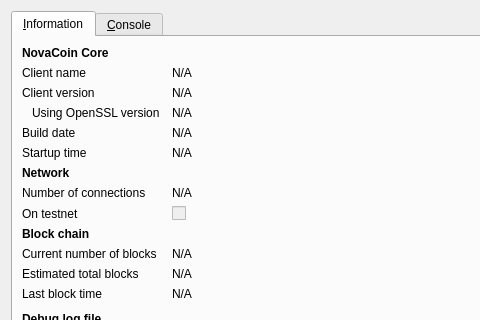
Above: src/qt/forms/rpcconsole.ui from zombo/dotcoin-src before the change; both pictures show x 0 to 480 and y 0 to 320 of the 740 by 450 pixel window. Below: the same form after it.
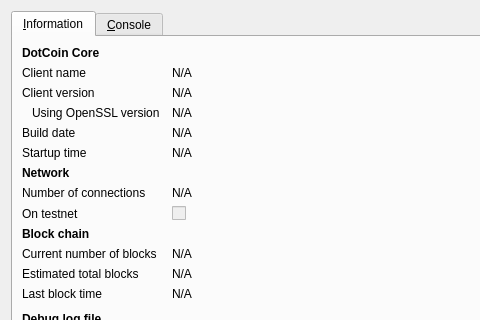
That is the form after the change. Icons and pictures are not drawn.

```diff
--- a/src/qt/forms/rpcconsole.ui
+++ b/src/qt/forms/rpcconsole.ui
@@ -36,7 +36,7 @@
           </font>
          </property>
          <property name="text">
-          <string>NovaCoin Core</string>
+          <string>DotCoin Core</string>
          </property>
         </widget>
        </item>
```
Left out of the diff: 6 changed lines with no effect on the pictures.
